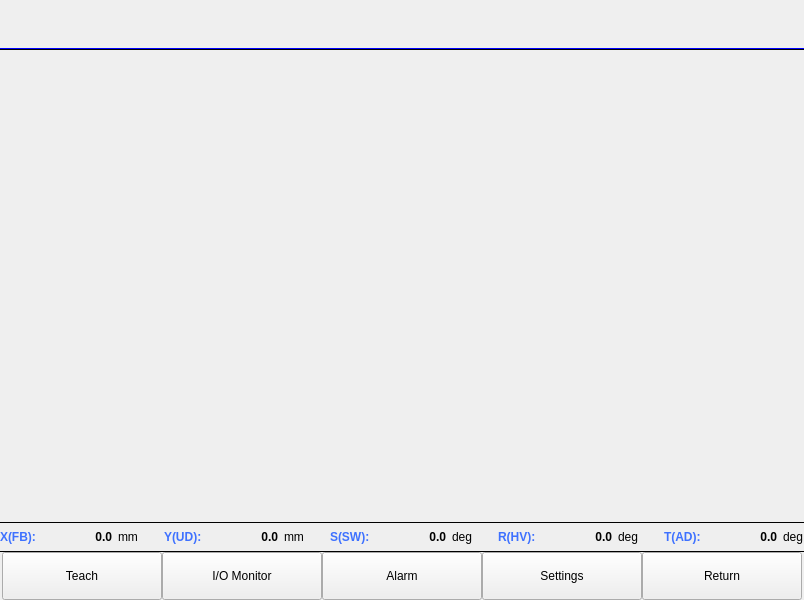
This is mainframe_8.ui in GaussCheng/2-5AxisPunch as Qt 5 draws it before an edit. The edited form follows.
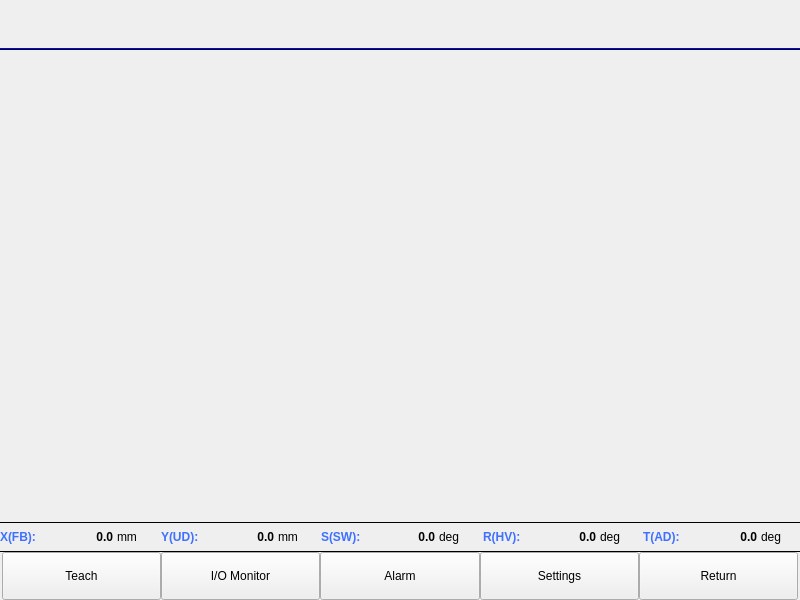
This is the edited form. Custom widgets are drawn as their Qt base class.

Patch:
```diff
--- a/mainframe_8.ui
+++ b/mainframe_8.ui
@@ -143,6 +143,9 @@
    </item>
    <item>
     <layout class="QHBoxLayout" name="horizontalLayout">
+     <property name="spacing">
+      <number>4</number>
+     </property>
      <item>
       <widget class="QLabel" name="label_7">
        <property name="palette">
@@ -259,12 +262,6 @@
      </item>
      <item>
       <widget class="QLabel" name="label_22">
-       <property name="minimumSize">
-        <size>
-         <width>40</width>
-         <height>0</height>
-        </size>
-       </property>
        <property name="text">
         <string>mm</string>
        </property>
@@ -386,12 +383,6 @@
      </item>
      <item>
       <widget class="QLabel" name="label_9">
-       <property name="minimumSize">
-        <size>
-         <width>40</width>
-         <height>0</height>
-        </size>
-       </property>
        <property name="text">
         <string>mm</string>
        </property>
@@ -513,12 +504,6 @@
      </item>
      <item>
       <widget class="QLabel" name="label_10">
-       <property name="minimumSize">
-        <size>
-         <width>40</width>
-         <height>0</height>
-        </size>
-       </property>
        <property name="text">
         <string>deg</string>
        </property>
@@ -640,12 +625,6 @@
      </item>
      <item>
       <widget class="QLabel" name="label_14">
-       <property name="minimumSize">
-        <size>
-         <width>40</width>
-         <height>0</height>
-        </size>
-       </property>
        <property name="text">
         <string>deg</string>
        </property>
```
